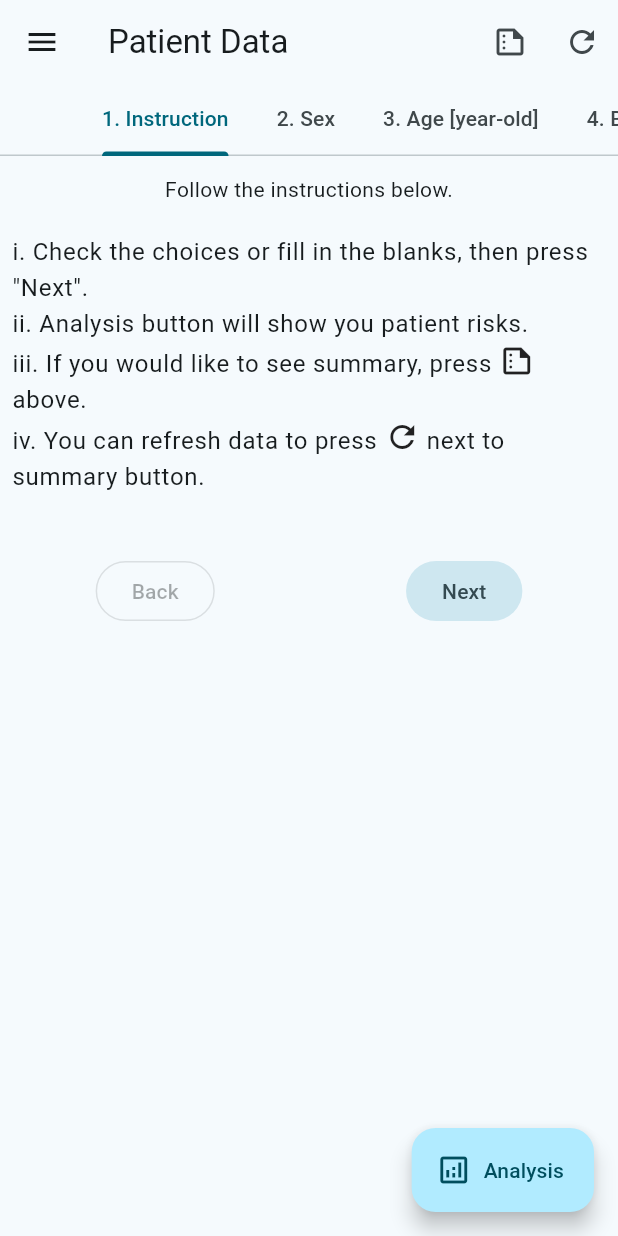
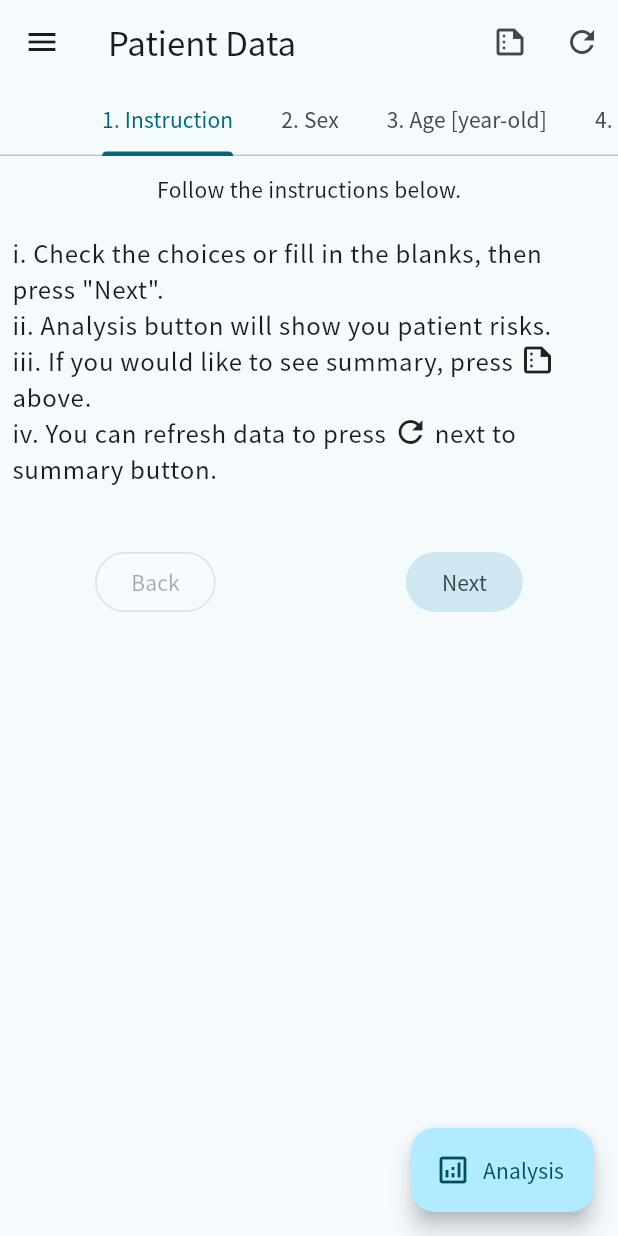
Before and after one commit to studiome/clti_risk, a Flutter app: the screen it shows after launch, on a phone screen of 412 x 824 dp. Run offline on Flutter 3.47's test engine with Material 2 defaults, Android fonts, the phone set to English and light mode, and no system bars; our stand-ins replace package_info_plus; generated files the repository leaves out were written again.

Commit message:
Ja fonts

```diff
--- a/lib/main.dart
+++ b/lib/main.dart
@@ -76,13 +76,13 @@ class _AppRootState extends State<AppRoot> {
                 theme: ThemeData(
                   useMaterial3: true,
                   colorSchemeSeed: jsvsColor,
-                  //fontFamily: 'Noto Sans JP',
+                  fontFamily: 'Noto Sans JP',
                 ),
                 darkTheme: ThemeData(
                   useMaterial3: true,
                   brightness: Brightness.dark,
                   colorSchemeSeed: jsvsColor,
-                  //fontFamily: 'Noto Sans JP',
+                  fontFamily: 'Noto Sans JP',
                 ),
                 themeMode: ThemeMode.system,
                 localizationsDelegates: AppLocalizations.localizationsDelegates,
```
Also changed, not shown: pubspec.yaml (+15 -15 lines).
